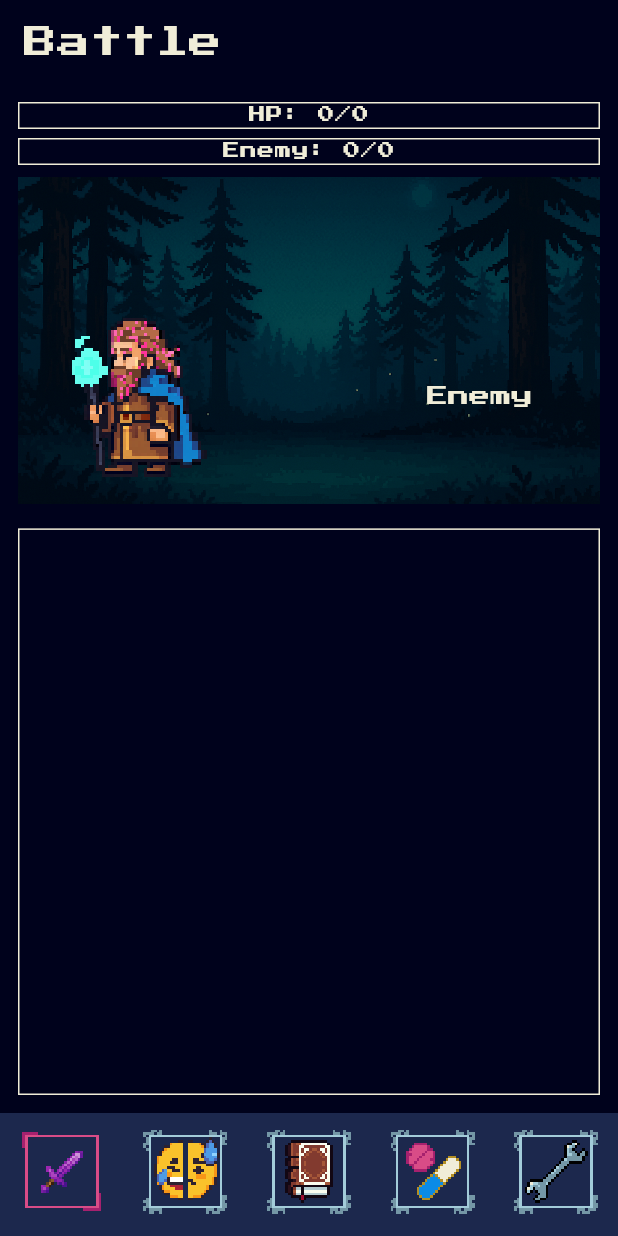
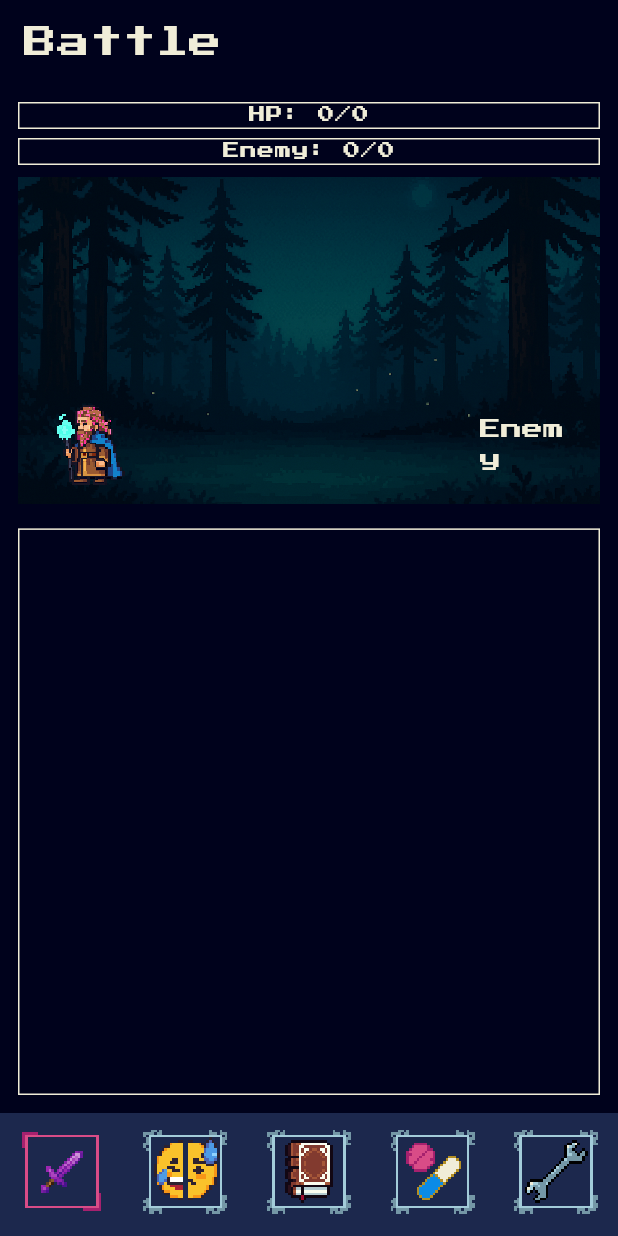
Before and after one commit to wilburforce83/mindtamer, a Flutter app: the BattleScreen screen opened by its route, on a phone screen of 412 x 824 dp. Run offline on Flutter 3.47's test engine with Material 3 defaults, Android fonts, the phone set to English and light mode, and no system bars; our stand-ins replace csv, fl_chart, flutter_local_notifications, flutter_riverpod, go_router, hive and 5 more; accounts and stored records are empty; generated files the repository leaves out were written again.

Commit message:
battle testing continuing

```diff
--- a/lib/main.dart
+++ b/lib/main.dart
@@ -4,6 +4,7 @@ import 'package:hive_flutter/hive_flutter.dart';
 import 'app.dart';
 import 'features/mood/data/mood_repository.dart';
 import 'features/mood/models/mood_entry.dart';
+import 'services/health_rewards_service.dart';
 import 'data/models/journal_entry.dart';
 import 'data/models/mood_log.dart';
 import 'data/models/med_plan.dart';
@@ -50,6 +51,8 @@ Future<void> main() async {
   await openAllBoxes();
   await PixelAssets.init();
   await MoodRepository.ensureInitialized();
+  // Start passive health/buffs service
+  await HealthRewardsService.start();
 
   runApp(const ProviderScope(child: MindTamerApp()));
 }
--- a/lib/presentation/screens/battle_screen.dart
+++ b/lib/presentation/screens/battle_screen.dart
@@ -15,17 +15,17 @@ class BattleScreen extends ConsumerStatefulWidget {
 
 class _BattleScreenState extends ConsumerState<BattleScreen> with TickerProviderStateMixin {
   Future<ui.Image?>? _playerImgFut;
-  // Animations
-  late final AnimationController _playerShake;
-  late final AnimationController _enemyShake;
-  late final AnimationController _playerLunge;
-  late final AnimationController _enemyLunge;
+  // Overlay flash
   late final AnimationController _overlayFlash;
-  late final Animation<double> _playerShakeAnim;
-  late final Animation<double> _enemyShakeAnim;
-  late final Animation<double> _playerLungeAnim;
-  late final Animation<double> _enemyLungeAnim;
+  // Manual frame-based movement
+  Offset _playerOffset = Offset.zero;
+  Offset _enemyOffset = Offset.zero;
   int _lastActionSeq = 0;
+  int _lastLogLen = 0;
+  String? _floatText;
+  Alignment _floatAlign = Alignment.center;
+  Color _floatColor = Colors.white;
+  DateTime _floatUntil = DateTime.fromMillisecondsSinceEpoch(0);
 
   @override
   void initState() {
@@ -34,15 +34,7 @@ class _BattleScreenState extends ConsumerState<BattleScreen> with TickerProvider
       Future.microtask(() => ref.read(battleProvider.notifier).init(battleId: widget.battleId!));
     }
     _playerImgFut = PlayerImageService().renderCurrentPlayer();
-    _playerShake = AnimationController(vsync: this, duration: const Duration(milliseconds: 180));
-    _enemyShake = AnimationController(vsync: this, duration: const Duration(milliseconds: 180));
-    _playerLunge = AnimationController(vsync: this, duration: const Duration(milliseconds: 180));
-    _enemyLunge = AnimationController(vsync: this, duration: const Duration(milliseconds: 180));
     _overlayFlash = AnimationController(vsync: this, duration: const Duration(milliseconds: 220));
-    _playerShakeAnim = Tween<double>(begin: 0, end: 1).chain(CurveTween(curve: Curves.elasticIn)).animate(_playerShake);
-    _enemyShakeAnim = Tween<double>(begin: 0, end: 1).chain(CurveTween(curve: Curves.elasticIn)).animate(_enemyShake);
-    _playerLungeAnim = Tween<double>(begin: 0, end: 1).chain(CurveTween(curve: Curves.easeOut)).animate(_playerLunge);
-    _enemyLungeAnim = Tween<double>(begin: 0, end: 1).chain(CurveTween(curve: Curves.easeOut)).animate(_enemyLunge);
 
   }
 
@@ -55,38 +47,58 @@ class _BattleScreenState extends ConsumerState<BattleScreen> with TickerProvider
     final attacker = (action['attacker'] ?? 'player') as String;
     final target = (action['target'] ?? 'enemy') as String;
     final melee = (action['melee'] ?? false) as bool;
+    final box = context.size; // might be null at init; compute lunge distance from MediaQuery if so
+    final w = (box?.width ?? MediaQuery.of(context).size.width);
+    final double lungeDist = w * 0.12;
 
-    // Shake target
-    if (target == 'enemy') {
-      _enemyShake.stop(); _enemyShake.reset();
-      await _enemyShake.forward();
-      _enemyShake.reverse();
-    } else {
-      _playerShake.stop(); _playerShake.reset();
-      await _playerShake.forward();
-      _playerShake.reverse();
+    // Sequence: lunge (if melee) then shake target; 5 frames total each
+    if (melee) {
+      if (attacker == 'player') {
+        await _runFrames(true, [
+          Offset(lungeDist * 0.25, 0),
+          Offset(lungeDist * 0.5, 0),
+          Offset(lungeDist * 0.9, 0),
+          Offset(lungeDist * 0.5, 0),
+          Offset.zero,
+        ]);
+      } else {
+        await _runFrames(false, [
+          Offset(-lungeDist * 0.25, 0),
+          Offset(-lungeDist * 0.5, 0),
+          Offset(-lungeDist * 0.9, 0),
+          Offset(-lungeDist * 0.5, 0),
+          Offset.zero,
+        ]);
+      }
     }
 
-    // Lunge if melee
-    if (melee) {
-      if (attacker == 'player') {
-        _playerLunge.stop(); _playerLunge.reset();
-        await _playerLunge.forward();
-        _playerLunge.reverse();
-      } else {
-        _enemyLunge.stop(); _enemyLunge.reset();
-        await _enemyLunge.forward();
-        _enemyLunge.reverse();
-      }
+    // Shake target (5 discrete frames)
+    const double s = 6.0;
+    final shake = [
+      const Offset(-s, 0),
+      const Offset(s, 0),
+      const Offset(0, -s),
+      const Offset(0, s),
+      Offset.zero,
+    ];
+    await _runFrames(target != 'enemy', shake);
+  }
+
+  Future<void> _runFrames(bool player, List<Offset> frames) async {
+    for (final off in frames) {
+      setState(() {
+        if (player) {
+          _playerOffset = off;
+        } else {
+          _enemyOffset = off;
+        }
+      });
+      await Future.delayed(const Duration(milliseconds: 60));
     }
   }
 
   @override
   void dispose() {
-    _playerShake.dispose();
-    _enemyShake.dispose();
-    _playerLunge.dispose();
-    _enemyLunge.dispose();
     _overlayFlash.dispose();
     super.dispose();
   }
@@ -105,8 +117,32 @@ class _BattleScreenState extends ConsumerState<BattleScreen> with TickerProvider
       _lastActionSeq = state.actionSeq;
     }
 
-    // Outcome routing
-    if (state.result != null) {
+    // Floating damage/heal text from latest log line
+    if (state.log.length > _lastLogLen && state.lastAction != null) {
+      final last = state.log.isNotEmpty ? state.log.last : '';
+      String? text;
+      Color color = Colors.white;
+      final dmg = RegExp(r'for\s+(\d+)\s+damage').firstMatch(last);
+      if (dmg != null) {
+        text = '-${dmg.group(1)}';
+        color = Colors.redAccent;
+      }
+      final heal = RegExp(r'\+(\d+)HP').firstMatch(last);
+      if (heal != null) {
+        text = '+${heal.group(1)}';
+        color = Colors.greenAccent;
+      }
+      if (text != null) {
+        _floatText = text;
+        _floatColor = color;
+        _floatAlign = (state.lastAction!['target'] == 'enemy') ? Alignment.bottomRight : Alignment.bottomLeft;
+        _floatUntil = DateTime.now().add(const Duration(milliseconds: 700));
+      }
+      _lastLogLen = state.log.length;
+    }
+
+    // Outcome routing (only for this battleId)
+    if (state.result != null && state.battleId == widget.battleId) {
       WidgetsBinding.instance.addPostFrameCallback((_) {
         if (!mounted) return;
         ScaffoldMessenger.of(context).showSnackBar(SnackBar(content: Text(state.result == 'win' ? 'Victory! Loot added.' : 'Defeat.')));
@@ -135,11 +171,6 @@ class _BattleScreenState extends ConsumerState<BattleScreen> with TickerProvider
           // Foreground: player left, enemy right
           // Foreground combatants with transforms (shake/lunge)
           LayoutBuilder(builder: (context, cts) {
-            final width = cts.maxWidth;
-            final lungeDist = width * 0.12;
-            const double shakeAmp = 6.0;
-            final playerOffset = Offset(_playerLungeAnim.value * lungeDist, (_playerShakeAnim.value * shakeAmp) * ((DateTime.now().millisecond % 2 == 0) ? 1 : -1));
-            final enemyOffset = Offset(-_enemyLungeAnim.value * lungeDist, (_enemyShakeAnim.value * shakeAmp) * ((DateTime.now().millisecond % 2 == 0) ? 1 : -1));
             return Padding(
               padding: const EdgeInsets.symmetric(horizontal: 16, vertical: 8),
               child: Row(
@@ -147,10 +178,10 @@ class _BattleScreenState extends ConsumerState<BattleScreen> with TickerProvider
                 crossAxisAlignment: CrossAxisAlignment.end,
                 children: [
                   Transform.translate(
-                    offset: playerOffset,
+                    offset: _playerOffset,
                     child: SizedBox(
-                      width: 128,
-                      height: 128,
+                      width: 64,
+                      height: 64,
                       child: FutureBuilder<ui.Image?>(
                         future: _playerImgFut,
                         builder: (context, snap) {
@@ -165,10 +196,10 @@ class _BattleScreenState extends ConsumerState<BattleScreen> with TickerProvider
                     ),
                   ),
                   Transform.translate(
-                    offset: enemyOffset,
+                    offset: _enemyOffset,
                     child: SizedBox(
-                      width: 128,
-                      height: 128,
+                      width: 64,
+                      height: 64,
                       child: state.enemyAssetPath != null
                           ? Image.asset(state.enemyAssetPath!, filterQuality: FilterQuality.none, fit: BoxFit.contain)
                           : Center(child: Text(state.enemyName ?? 'Enemy', style: Theme.of(context).textTheme.titleSmall)),
@@ -192,14 +223,22 @@ class _BattleScreenState extends ConsumerState<BattleScreen> with TickerProvider
           // Status tags stubs for player/enemy
           Positioned(
             left: 16,
-            bottom: 128 + 12,
+            bottom: 64 + 12,
             child: _StatusTags(statuses: state.playerStatuses),
           ),
           Positioned(
             right: 16,
-            bottom: 128 + 12,
+            bottom: 64 + 12,
             child: _StatusTags(statuses: state.enemyStatuses, alignRight: true),
           ),
+          if (_floatText != null && DateTime.now().isBefore(_floatUntil))
+            Align(
+              alignment: _floatAlign,
+              child: Padding(
+                padding: const EdgeInsets.only(bottom: 120, left: 24, right: 24),
+                child: Text(_floatText!, style: TextStyle(color: _floatColor, fontSize: 16, fontWeight: FontWeight.bold)),
+              ),
+            ),
         ],
       ),
     );
@@ -340,6 +379,7 @@ class _StatusPill extends StatelessWidget {
       'regen': Colors.green,
       'guard': Colors.blue,
       'focus': Colors.purple,
+      'spirit+': Colors.amber,
     };
     final color = map[keyName] ?? Colors.white;
     final label = '$keyName${turns > 0 ? '($turns)' : ''}';
```
Also changed, not shown: lib/application/gameplay/battle_notifier.dart (+41 -4 lines), lib/game/battle/battle_engine.dart (+9 -1 lines), lib/services/health_rewards_service.dart (added, +230 -0 lines).
